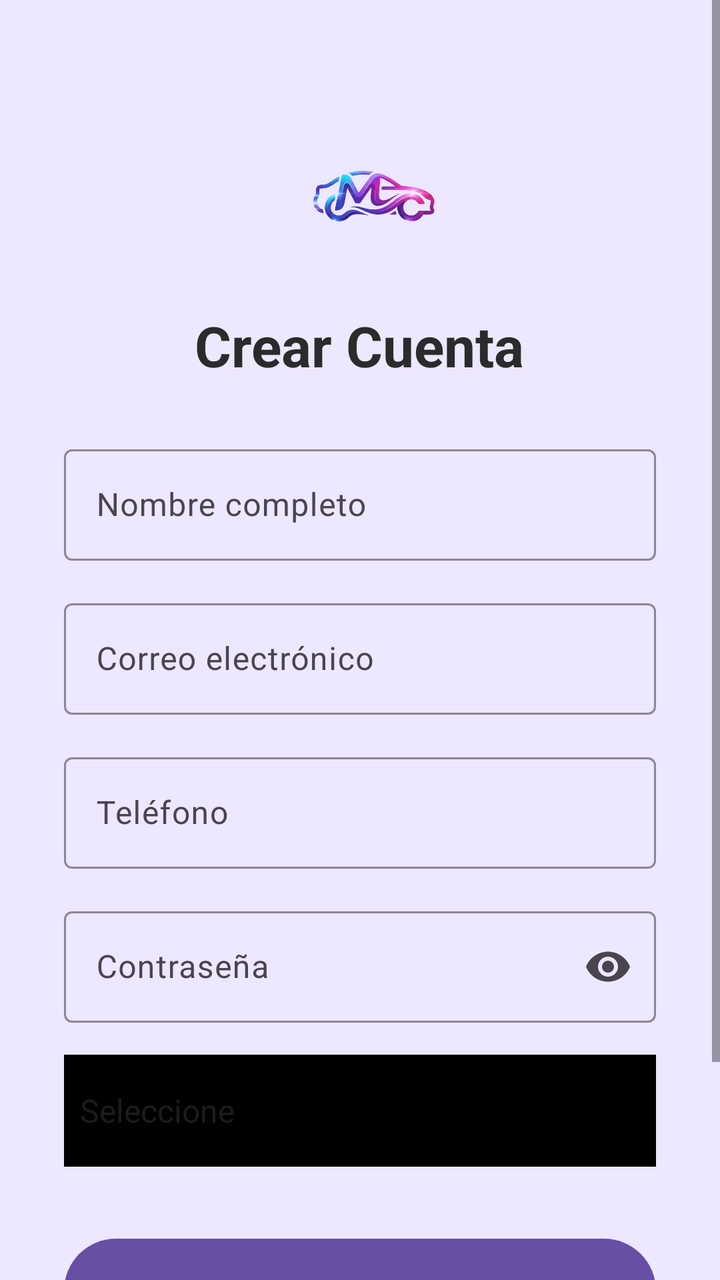
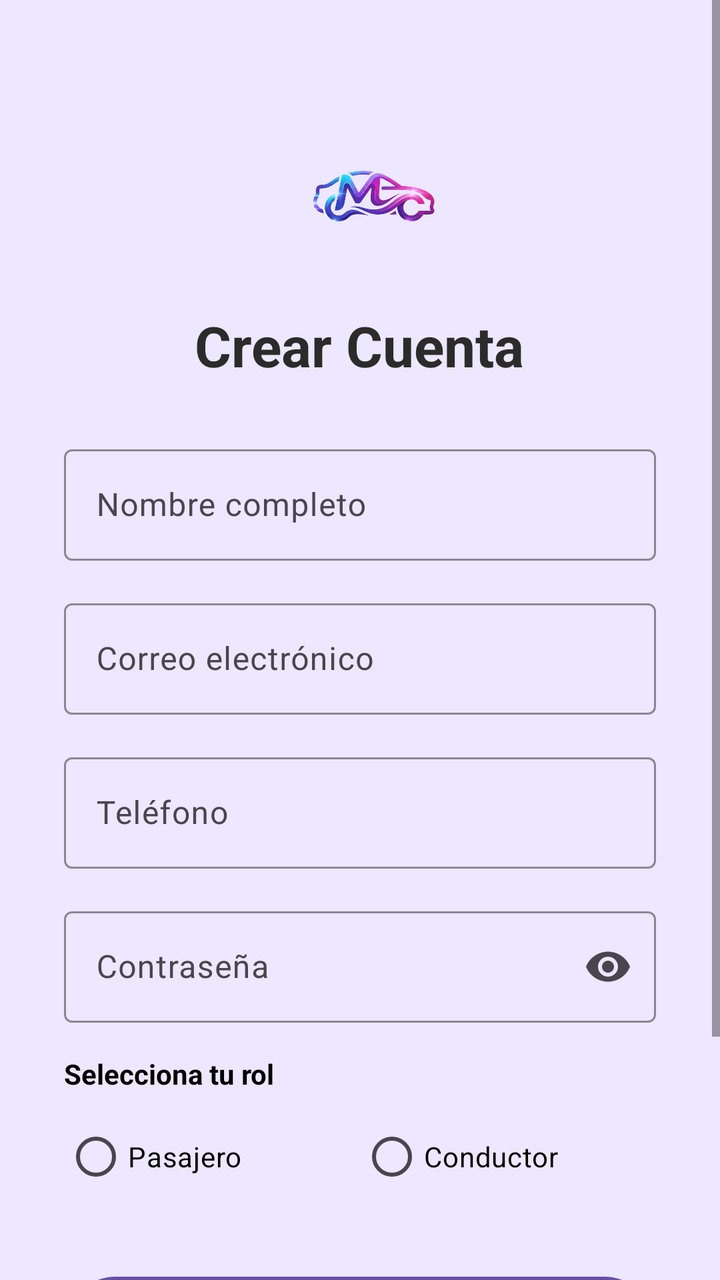

Compare the two renders of this Android layout. The source of the first and the diff that turns it into the second are given below.
<!-- AndroidManifest.xml: application theme Theme.Moviflexx -->
<!-- res/layout/activity_register.xml -->
<?xml version="1.0" encoding="utf-8"?>
<ScrollView xmlns:android="http://schemas.android.com/apk/res/android"
    xmlns:app="http://schemas.android.com/apk/res-auto"
    android:layout_width="match_parent"
    android:layout_height="match_parent"
    android:background="#EDE7FF"
    android:fillViewport="true">

    <LinearLayout
        android:layout_width="match_parent"
        android:layout_height="wrap_content"
        android:orientation="vertical"
        android:padding="32dp">

        <ImageView
            android:layout_width="90dp"
            android:layout_height="90dp"
            android:layout_gravity="center"
            android:layout_marginTop="20dp"
            android:layout_marginBottom="12dp"
            android:src="@drawable/movi" />

        <TextView
            android:layout_width="wrap_content"
            android:layout_height="wrap_content"
            android:layout_gravity="center"
            android:layout_marginBottom="28dp"
            android:text="@string/register_title"
            android:textColor="#2B2B2B"
            android:textSize="28sp"
            android:textStyle="bold" />

        
        <com.google.android.material.textfield.TextInputLayout
            style="@style/Widget.Material3.TextInputLayout.OutlinedBox"
            android:layout_width="match_parent"
            android:layout_height="wrap_content"
            android:hint="@string/hint_nombre"
            app:hintTextColor="@color/black"
            app:cursorColor="@color/black"
            app:boxStrokeColor="#6C3BFF">

            <com.google.android.material.textfield.TextInputEditText
                android:id="@+id/edt_nombre"
                android:layout_width="match_parent"
                android:layout_height="wrap_content"
                android:inputType="textPersonName"
                android:textColor="@color/black" />
        </com.google.android.material.textfield.TextInputLayout>

        
        <com.google.android.material.textfield.TextInputLayout
            style="@style/Widget.Material3.TextInputLayout.OutlinedBox"
            android:layout_width="match_parent"
            android:layout_height="wrap_content"
            android:layout_marginTop="16dp"
            android:hint="@string/hint_email"
            app:hintTextColor="@color/black"
            app:boxStrokeColor="#6C3BFF">

            <com.google.android.material.textfield.TextInputEditText
                android:id="@+id/edt_email"
                android:layout_width="match_parent"
                android:layout_height="wrap_content"
                android:inputType="textEmailAddress"
                android:textColor="@color/black" />
        </com.google.android.material.textfield.TextInputLayout>

        
        <com.google.android.material.textfield.TextInputLayout
            style="@style/Widget.Material3.TextInputLayout.OutlinedBox"
            android:layout_width="match_parent"
            android:layout_height="wrap_content"
            android:layout_marginTop="16dp"
            android:hint="Teléfono"
            app:hintTextColor="@color/black"
            app:boxStrokeColor="#6C3BFF">

            <com.google.android.material.textfield.TextInputEditText
                android:id="@+id/edt_telefono"
                android:layout_width="match_parent"
                android:layout_height="wrap_content"
                android:inputType="phone"
                android:textColor="@color/black" />
        </com.google.android.material.textfield.TextInputLayout>

        
        <com.google.android.material.textfield.TextInputLayout
            style="@style/Widget.Material3.TextInputLayout.OutlinedBox"
            android:layout_width="match_parent"
            android:layout_height="wrap_content"
            android:layout_marginTop="16dp"
            android:hint="@string/hint_password"
            app:endIconMode="password_toggle"
            app:hintTextColor="@color/black"
            app:boxStrokeColor="#6C3BFF">

            <com.google.android.material.textfield.TextInputEditText
                android:id="@+id/edt_password"
                android:layout_width="match_parent"
                android:layout_height="wrap_content"
                android:inputType="textPassword"
                android:textColor="@color/black" />
        </com.google.android.material.textfield.TextInputLayout>

        
        <Spinner
            android:id="@+id/spinner_rol"
            android:layout_width="match_parent"
            android:layout_height="56dp"
            android:outlineAmbientShadowColor="@color/bgLight"
            android:outlineSpotShadowColor="@color/bgLight"
            android:background="@color/black"
            android:layout_marginTop="16dp"
            android:entries="@array/tipo_usuario" />

        
        <com.google.android.material.button.MaterialButton
            android:id="@+id/btn_register"
            android:layout_width="match_parent"
            android:layout_height="60dp"
            android:layout_marginTop="32dp"
            android:onClick="registrarUsuario"
            android:text="@string/register_btn" />

        
        <com.google.android.material.button.MaterialButton
            android:layout_width="match_parent"
            android:layout_height="wrap_content"
            android:layout_marginTop="16dp"
            android:onClick="irLogin"
            android:text="@string/go_login"
            style="@style/Widget.Material3.Button.TextButton" />

    </LinearLayout>
</ScrollView>
<!-- resources referenced by this layout -->
<resources>
  <string-array name="tipo_usuario">
              <item>Seleccione</item>
              <item>Pasajero</item>
              <item>Conductor</item>
          </string-array>
  <color name="bgLight">#F0F2F5</color>
  <color name="black">#000000</color>
  <!-- drawable movi: png bitmap (drawable, 177579 bytes) -->
  <string name="go_login">¿Ya tienes una cuenta? Iniciar sesión</string>
  <string name="hint_email">Correo electrónico</string>
  <string name="hint_nombre">Nombre completo</string>
  <string name="hint_password">Contraseña</string>
  <string name="register_btn">REGISTRARSE</string>
  <string name="register_title">Crear Cuenta</string>
  <style name="Theme.Moviflexx" parent="Base.Theme.Moviflexx" />
  <style name="Base.Theme.Moviflexx" parent="Theme.Material3.DayNight.NoActionBar">
          
          
      </style>
</resources>

<!-- the commit's change to res/layout/activity_register.xml (unified diff, before → after) -->
@@ -104,15 +104,39 @@
         </com.google.android.material.textfield.TextInputLayout>
 
         
-        <Spinner
-            android:id="@+id/spinner_rol"
+        
+        <TextView
+            android:layout_width="wrap_content"
+            android:layout_height="wrap_content"
+            android:layout_marginTop="16dp"
+            android:text="Selecciona tu rol"
+            android:textStyle="bold"
+            android:textColor="@color/black" />
+
+        <RadioGroup
+            android:id="@+id/rgRol"
             android:layout_width="match_parent"
-            android:layout_height="56dp"
-            android:outlineAmbientShadowColor="@color/bgLight"
-            android:outlineSpotShadowColor="@color/bgLight"
-            android:background="@color/black"
-            android:layout_marginTop="16dp"
-            android:entries="@array/tipo_usuario" />
+            android:layout_height="wrap_content"
+            android:layout_marginTop="8dp"
+            android:orientation="horizontal">
+
+            <RadioButton
+                android:id="@+id/rbPasajero"
+                android:layout_width="0dp"
+                android:layout_height="wrap_content"
+                android:layout_weight="1"
+                android:text="Pasajero"
+                android:textColor="@color/black" />
+
+            <RadioButton
+                android:id="@+id/rbConductor"
+                android:layout_width="0dp"
+                android:layout_height="wrap_content"
+                android:layout_weight="1"
+                android:text="Conductor"
+                android:textColor="@color/black" />
+        </RadioGroup>
+
 
         
         <com.google.android.material.button.MaterialButton
<!-- resource entries referenced after the edit -->
@@ -1,11 +1,5 @@
 <!-- resources referenced by this layout -->
 <resources>
-  <string-array name="tipo_usuario">
-              <item>Seleccione</item>
-              <item>Pasajero</item>
-              <item>Conductor</item>
-          </string-array>
-  <color name="bgLight">#F0F2F5</color>
   <color name="black">#000000</color>
   <!-- drawable movi: png bitmap (drawable, 177579 bytes) -->
   <string name="go_login">¿Ya tienes una cuenta? Iniciar sesión</string>
